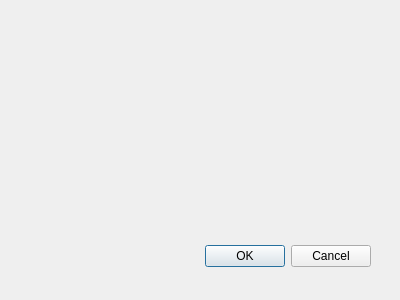
Above: modifydial.ui from Rorschach742/wunderlist before the change. Below: the same form after it.
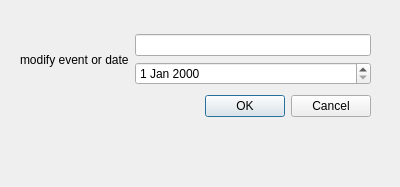
That is the form after the change.

Commit message: first try to create a multimap of multimap to store starred events and not. maybe two different multimaps are more convenient.

The edit to the form file:
```diff
--- a/modifydial.ui
+++ b/modifydial.ui
@@ -9,21 +9,45 @@
     <x>0</x>
     <y>0</y>
     <width>400</width>
-    <height>300</height>
+    <height>187</height>
    </rect>
   </property>
   <property name="windowTitle">
    <string>Dialog</string>
   </property>
-  <widget name="buttonBox" class="QDialogButtonBox">
+  <widget class="QWidget" name="">
    <property name="geometry">
     <rect>
-     <x>30</x>
-     <y>240</y>
-     <width>341</width>
-     <height>32</height>
+     <x>20</x>
+     <y>30</y>
+     <width>351</width>
+     <height>91</height>
     </rect>
    </property>
+   <layout class="QGridLayout" name="gridLayout_3">
+    <item row="0" column="0">
+     <layout class="QGridLayout" name="gridLayout_2">
+      <item row="0" column="0">
+       <widget class="QLabel" name="label">
+        <property name="text">
+         <string>modify event or date</string>
+        </property>
+       </widget>
+      </item>
+      <item row="0" column="1">
+       <layout class="QGridLayout" name="gridLayout">
+        <item row="0" column="0">
+         <widget class="QLineEdit" name="lineEdit"/>
+        </item>
+        <item row="1" column="0">
+         <widget class="QDateEdit" name="dateEdit"/>
+        </item>
+       </layout>
+      </item>
+     </layout>
+    </item>
+    <item row="1" column="0">
+     <widget class="QDialogButtonBox" name="buttonBox">
    <property name="orientation">
     <enum>Qt::Horizontal</enum>
    </property>
@@ -31,8 +55,10 @@
     <set>QDialogButtonBox::Cancel|QDialogButtonBox::Ok</set>
    </property>
   </widget>
- </widget>
- <pixmapfunction/>
+    </item>
+   </layout>
+  </widget>
+ </widget>
  <resources/>
  <connections>
   <connection>
```
Left out of the diff: 6 changed lines with no effect on the pictures. Lines whose indentation alone changed are shown as unchanged. The commit also changes 9 other files.
